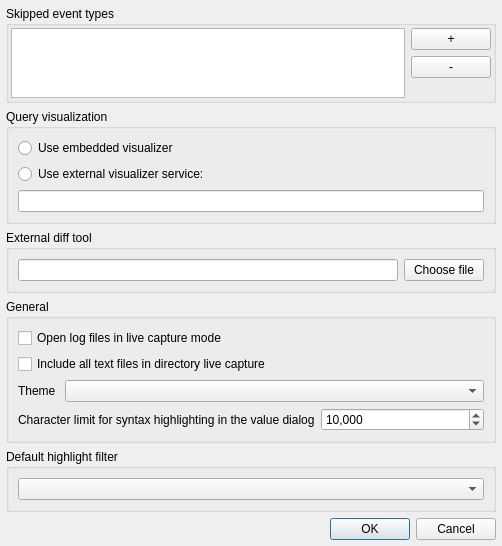
This is src/optionsdlg.ui in tableau/tableau-log-viewer as Qt 5 draws it before an edit. The edited form follows.
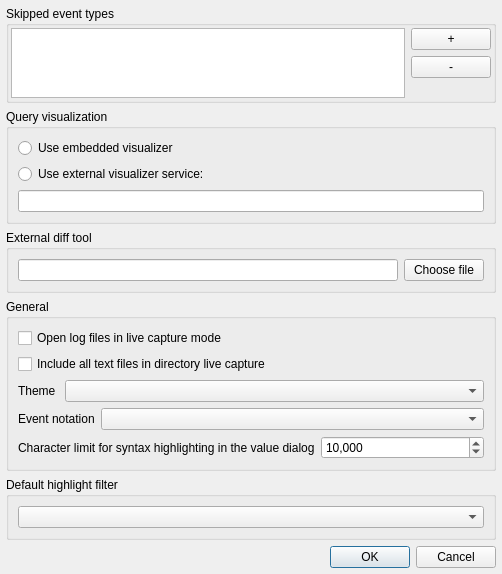
This is the edited form.

Commit message:
Add true JSON and YAML display options for events (#84)
* Move formatting JSON formatting code to a QJsonUtils, new file and namespace

* Add true JSON Notation, both single-line and prettified

* Add YAML format notation, both single and multi-line

* Set YAML notation as default one

* Make JsonToString method to accept any json value, not just objects. This simplifies code

* Add option, in UI and persisted, to select the notation

What changed in the file:
```diff
--- a/src/optionsdlg.ui
+++ b/src/optionsdlg.ui
@@ -213,6 +213,23 @@
           </item>
          </layout>
         </item>
+        <item>
+         <layout class="QFormLayout" name="notationFormLayout">
+          <item row="0" column="0">
+           <widget class="QLabel" name="notationLabel">
+            <property name="toolTip">
+             <string>&lt;html&gt;&lt;head/&gt;&lt;body&gt;&lt;p&gt;Changes the way the events are displayed in the main window and the detailed view. Note: you might need to 'Refresh' to see the changes take effect.&lt;br/&gt;&lt;/p&gt;&lt;p&gt;- &lt;span style=&quot; font-weight:600;&quot;&gt;Flat.&lt;/span&gt; The original format in TLV. No identation, and easy to read on non-nested events. Difficult for machines to parse.&lt;/p&gt;&lt;p&gt;- &lt;span style=&quot; font-weight:600;&quot;&gt;JSON.&lt;/span&gt; Compliant with the JSON format. Nesting is clear but long strings are difficult to read.&lt;/p&gt;&lt;p&gt;- &lt;span style=&quot; font-weight:600;&quot;&gt;YAML.&lt;/span&gt; Compliant with the YAML format. Preserves nesting and human readability while still being computer readable.&lt;/p&gt;&lt;/body&gt;&lt;/html&gt;</string>
+            </property>
+            <property name="text">
+             <string>Event notation</string>
+            </property>
+           </widget>
+          </item>
+          <item row="0" column="1">
+           <widget class="QComboBox" name="notationComboBox"/>
+          </item>
+         </layout>
+        </item>
         <item>
          <layout class="QFormLayout" name="formLayout">
           <item row="0" column="0">
```
The commit also changes 8 other files.
